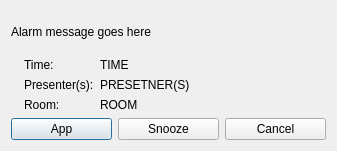
First picture: the form in src/gui/alarmdialog.ui, repository edulix/confclerk, before the edit.
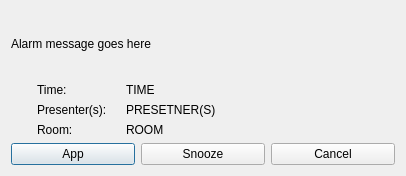
Second picture: the form after the edit. Icons and pictures are not drawn.

Commit message: alarm dialog changes  - displayed additional Event's details  - autoresizing title (if it doesn't fit in one line)

Patch:
```diff
--- a/src/gui/alarmdialog.ui
+++ b/src/gui/alarmdialog.ui
@@ -5,10 +5,16 @@
    <rect>
     <x>0</x>
     <y>0</y>
-    <width>337</width>
-    <height>151</height>
+    <width>406</width>
+    <height>176</height>
    </rect>
   </property>
+  <property name="sizePolicy" >
+   <sizepolicy vsizetype="MinimumExpanding" hsizetype="MinimumExpanding" >
+    <horstretch>0</horstretch>
+    <verstretch>0</verstretch>
+   </sizepolicy>
+  </property>
   <property name="windowTitle" >
    <string>Dialog</string>
   </property>
@@ -17,6 +23,12 @@
     <layout class="QVBoxLayout" name="verticalLayout" >
      <item>
       <widget class="QLabel" name="message" >
+       <property name="sizePolicy" >
+        <sizepolicy vsizetype="MinimumExpanding" hsizetype="MinimumExpanding" >
+         <horstretch>0</horstretch>
+         <verstretch>0</verstretch>
+        </sizepolicy>
+       </property>
        <property name="text" >
         <string>Alarm message goes here</string>
        </property>
@@ -60,27 +72,41 @@
            </property>
           </widget>
          </item>
-         <item row="1" column="2" >
+         <item row="1" column="3" >
           <widget class="QLabel" name="persons" >
            <property name="text" >
             <string>PRESETNER(S)</string>
            </property>
           </widget>
          </item>
-         <item row="0" column="2" >
+         <item row="0" column="3" >
           <widget class="QLabel" name="time" >
            <property name="text" >
             <string>TIME</string>
            </property>
           </widget>
          </item>
-         <item row="2" column="2" >
+         <item row="2" column="3" >
           <widget class="QLabel" name="room" >
            <property name="text" >
             <string>ROOM</string>
            </property>
           </widget>
          </item>
+         <item row="1" column="0" >
+          <widget class="QLabel" name="label_5" >
+           <property name="text" >
+            <string/>
+           </property>
+          </widget>
+         </item>
+         <item row="1" column="2" >
+          <widget class="QLabel" name="label_6" >
+           <property name="text" >
+            <string/>
+           </property>
+          </widget>
+         </item>
         </layout>
        </item>
        <item>
```
The commit also changes 1 other file.
